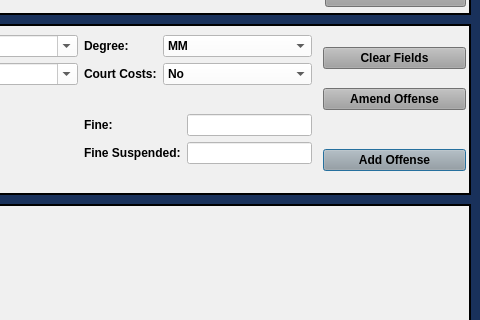
Above: resources/ui/MinorMisdemeanorDialog.ui from HunterProgram22/MuniEntry before the change; both pictures show x 520 to 1000 and y 116 to 436 of the 1000 by 842 pixel window. Below: the same form after it.
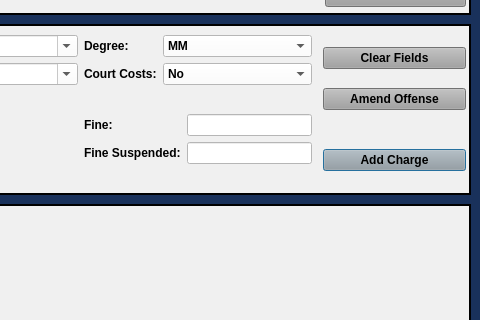
That is the form after the change.

```diff
--- a/resources/ui/MinorMisdemeanorDialog.ui
+++ b/resources/ui/MinorMisdemeanorDialog.ui
@@ -193,7 +193,7 @@
         <string notr="true">background-color: rgb(160, 160, 160);</string>
        </property>
        <property name="text">
-        <string>Add Offense</string>
+        <string>Add Charge</string>
        </property>
       </widget>
      </item>
```
